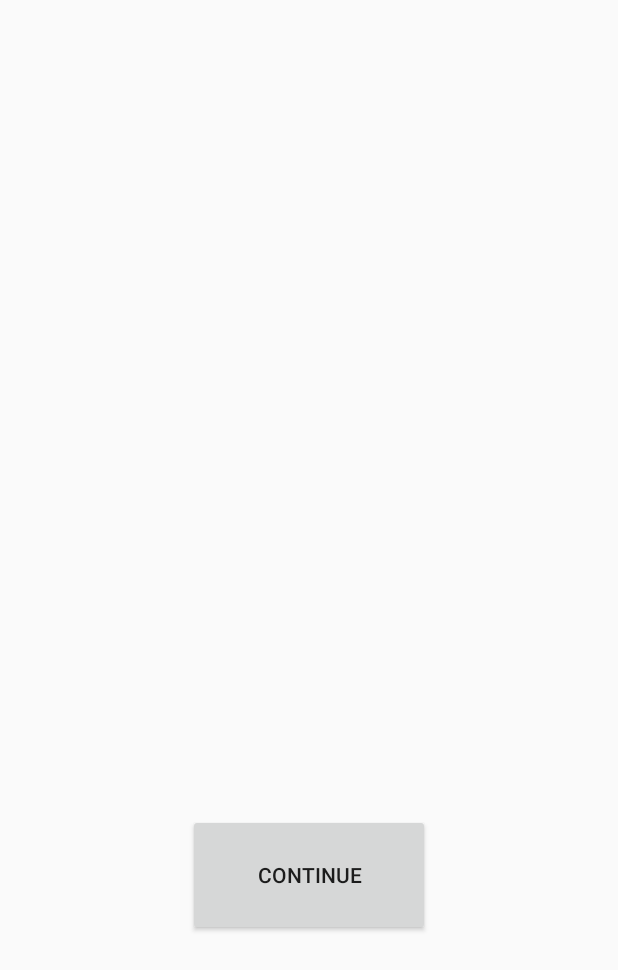
After one commit to lucalobefaro/HRI_project, an Android app: the layout activity_grammar_lesson.xml on its own in the app's theme, with its tools: preview values and no code run, on a phone screen of 412 x 824 dp. The commit adds this screen. Shown: the top 970 px of the screen. Run offline under Robolectric (Android 15) with nearby library versions, the phone set to English and light mode, and no system bars.

Commit message:
Grammar lesson added and test level composed

```diff
--- a/app/src/main/AndroidManifest.xml
+++ b/app/src/main/AndroidManifest.xml
@@ -16,6 +16,7 @@
         <activity android:name=".ObjectRecognitionExercise" />
 
         <!-- android:theme="@style/Theme.HRI_project" -->
+        <activity android:name=".GrammarLesson"></activity>
         <activity android:name=".GrammarTestActivity"></activity>
         <activity android:name=".MainActivity">
             <intent-filter>
--- a/app/src/main/java/com/example/hri_project/ChooseLessonActivity.java
+++ b/app/src/main/java/com/example/hri_project/ChooseLessonActivity.java
@@ -71,8 +71,8 @@ public class ChooseLessonActivity extends RobotActivity implements RobotLifecycl
     @Override
     public void onRobotFocusGained(QiContext qiContext) {
 
-        Topic choose_lesson_topic = TopicBuilder.with(qiContext)            // Create the builder using the qiContext
-                                    .withResource(R.raw.choose_lesson)      // Set the topic resource.
+        Topic choose_lesson_topic = TopicBuilder.with(qiContext)      // Create the builder using the qiContext
+                                    .withResource(R.raw.choose_lesson)          // Set the topic resource.
                                     .build();                               // Build the topic
 
         // Create a new QiChatbot.
@@ -114,7 +114,7 @@ public class ChooseLessonActivity extends RobotActivity implements RobotLifecycl
         if(lessonType.equals("vocabulary")) {
             lessonIntent = new Intent(this, LearnVocabularyActivity.class);
         } else if(lessonType.equals("grammar")) {
-            lessonIntent = new Intent(this, GrammarTestActivity.class);
+            lessonIntent = new Intent(this, GrammarLesson.class);
         } else {
             lessonIntent = new Intent(this, LearnVocabularyActivity.class);
         }
--- a/app/src/main/java/com/example/hri_project/ConversationActivity.java
+++ b/app/src/main/java/com/example/hri_project/ConversationActivity.java
@@ -24,6 +24,7 @@ import java.util.Map;
 
 public class ConversationActivity extends RobotActivity implements RobotLifecycleCallbacks {
 
+    private boolean test;
     private String level;
     private String proposalOne;
     private String proposalTwo;
@@ -53,6 +54,7 @@ public class ConversationActivity extends RobotActivity implements RobotLifecycl
 
         level = getIntent().getStringExtra("level");
         Log.i("ConversationActivity", "level "+ level);
+        test = getIntent().getBooleanExtra("test", false);
 
         errors = 0;
         passed = true;
@@ -191,6 +193,7 @@ public class ConversationActivity extends RobotActivity implements RobotLifecycl
             Intent intent = new Intent(this, ConversationResultsActivity.class);
             intent.putStringArrayListExtra("testPassed", testPassed);
             intent.putExtra("level", level);
+            intent.putExtra("test", test);
             startActivity(intent);
 
         });
--- a/app/src/main/java/com/example/hri_project/GrammarTestActivity.java
+++ b/app/src/main/java/com/example/hri_project/GrammarTestActivity.java
@@ -33,6 +33,7 @@ public class GrammarTestActivity extends RobotActivity implements RobotLifecycle
     // - add a retry button in the score view?
     // - make buttons fade in shortly after sentence
 
+    private boolean test;
     private QiContext qiContext = null;
     private final Locale itLocale = new Locale(Language.ITALIAN, Region.ITALY);
     private int progress = -1;
@@ -105,6 +106,7 @@ public class GrammarTestActivity extends RobotActivity implements RobotLifecycle
         if (levelStr.equals("EASY")) level = 0;
         else if (levelStr.equals("MEDIUM")) level = 1;
         else level = 2;
+        test = intent.getBooleanExtra("test", false);
 
         fadeDuration = getResources().getInteger(android.R.integer.config_longAnimTime);
 
@@ -237,6 +239,7 @@ public class GrammarTestActivity extends RobotActivity implements RobotLifecycle
         else levelStr = "HARD";
         Intent chooseLessonIntent = new Intent(this, ConversationActivity.class);
         chooseLessonIntent.putExtra("level", levelStr);
+        chooseLessonIntent.putExtra("test", test);
         startActivity(chooseLessonIntent);
     }
 
--- a/app/src/main/java/com/example/hri_project/MainActivity.java
+++ b/app/src/main/java/com/example/hri_project/MainActivity.java
@@ -91,6 +91,10 @@ public class MainActivity extends RobotActivity implements RobotLifecycleCallbac
         qiGreetingsChatbot.addOnEndedListener(endReason -> {
             if(endReason.equals("test")) {
                 // Start test level activity
+                Intent testIntent = new Intent(this, ObjectRecognitionExercise.class);
+                testIntent.putExtra("level", "EASY");
+                testIntent.putExtra("test", true);
+                startActivity(testIntent);
 
             } else {
                 // Start choose level activity
--- /dev/null
+++ b/app/src/main/res/layout/activity_grammar_lesson.xml
@@ -0,0 +1,28 @@
+<?xml version="1.0" encoding="utf-8"?>
+<androidx.constraintlayout.widget.ConstraintLayout xmlns:android="http://schemas.android.com/apk/res/android"
+    xmlns:app="http://schemas.android.com/apk/res-auto"
+    xmlns:tools="http://schemas.android.com/tools"
+    android:layout_width="match_parent"
+    android:layout_height="match_parent"
+    tools:context=".GrammarLesson">
+
+    <TextView
+        android:id="@+id/grammar_sentence_textview"
+        android:layout_width="wrap_content"
+        android:layout_height="wrap_content"
+        android:layout_marginTop="100dp"
+        android:textAppearance="@style/TextAppearance.AppCompat.Large"
+        app:layout_constraintEnd_toEndOf="parent"
+        app:layout_constraintStart_toStartOf="parent"
+        app:layout_constraintTop_toTopOf="parent" />
+
+    <Button
+        android:id="@+id/continue_button_2"
+        android:layout_width="161dp"
+        android:layout_height="81dp"
+        android:layout_marginBottom="200dp"
+        android:text="continue"
+        app:layout_constraintBottom_toBottomOf="parent"
+        app:layout_constraintEnd_toEndOf="parent"
+        app:layout_constraintStart_toStartOf="parent" />
+</androidx.constraintlayout.widget.ConstraintLayout>
```
Also changed, not shown: app/src/main/java/com/example/hri_project/ConversationResultsActivity.java (+15 -1 lines), app/src/main/java/com/example/hri_project/GrammarLesson.java (added, +177 -0 lines), app/src/main/java/com/example/hri_project/ObjectRecognitionExercise.java (+7 -3 lines), app/src/main/java/com/example/hri_project/ObjectRecognitionResults.java (+55 -0 lines), app/src/main/res/layout/activity_object_recognition_results.xml (+11 -0 lines), 1 other file.
